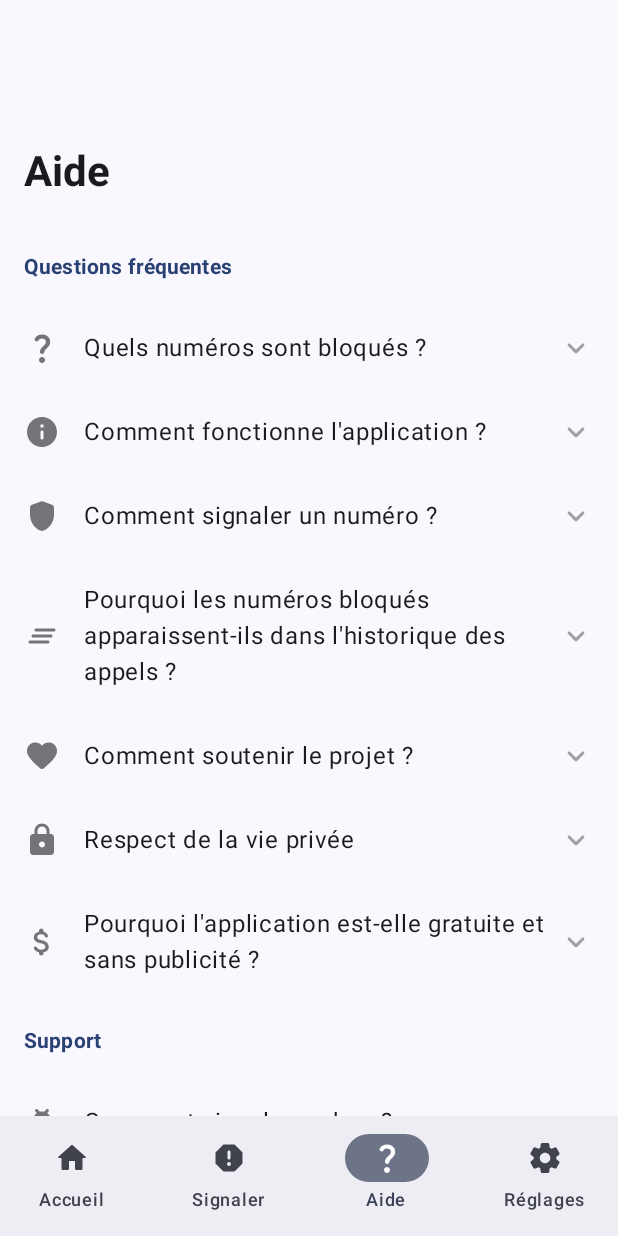
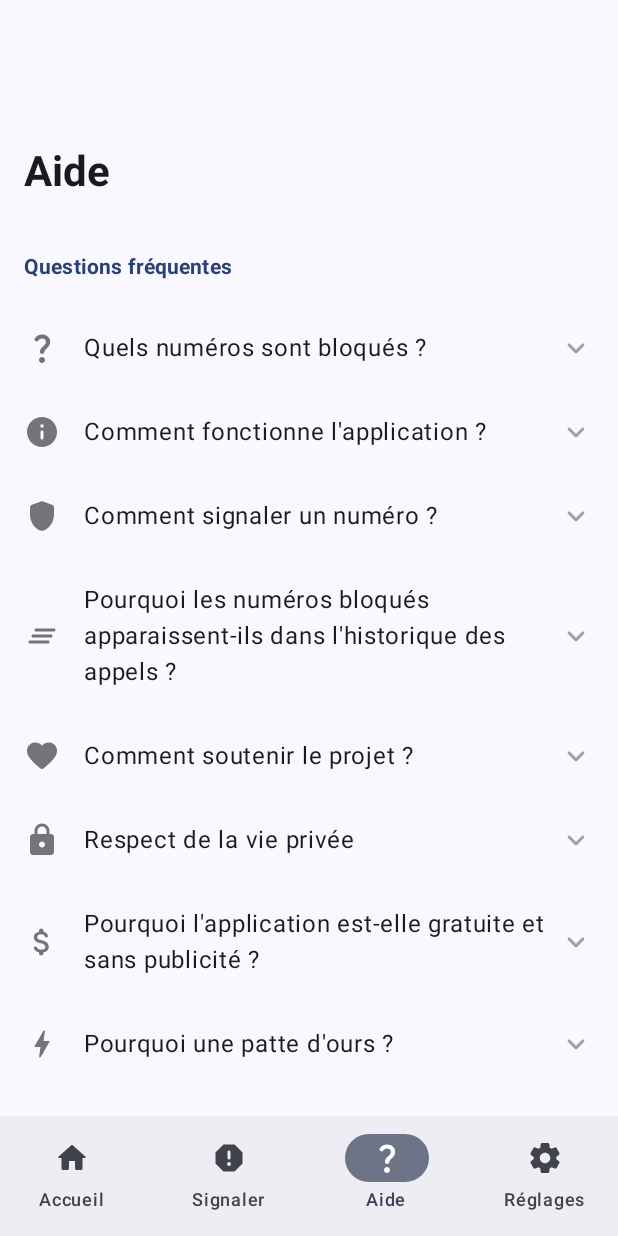
Before and after one commit to cbouvat/saracroche-android, an Android app built with Jetpack Compose: the help screen opened through its navigation route, on a phone screen of 412 x 824 dp. Run offline under Robolectric (Android 15) with nearby library versions, the phone set to English and light mode, and no system bars.

Commit message:
Add help item about Sarah and adjust padding for better layout

```diff
--- a/app/src/main/java/com/cbouvat/android/saracroche/ui/help/HelpScreen.kt
+++ b/app/src/main/java/com/cbouvat/android/saracroche/ui/help/HelpScreen.kt
@@ -23,6 +23,7 @@ import androidx.compose.foundation.rememberScrollState
 import androidx.compose.foundation.verticalScroll
 import androidx.compose.material.icons.Icons
 import androidx.compose.material.icons.rounded.AttachMoney
+import androidx.compose.material.icons.rounded.Bolt
 import androidx.compose.material.icons.rounded.BugReport
 import androidx.compose.material.icons.rounded.ClearAll
 import androidx.compose.material.icons.rounded.Email
@@ -209,6 +210,11 @@ fun HelpScreen() {
             onActionClick = {
                 showDonationSheet = true
             }
+        ),
+        HelpItem(
+            title = "Pourquoi une patte d'ours ?",
+            icon = Icons.Rounded.Bolt,
+            content = "Sarah est une ourse qui a été sauvée par Camille, le développeur de l'application. C'est elle qui raccroche en disant : « Tu connais Sarah ? », l'autre répond : « Sarah qui ? », et elle répond : « Sarah Croche ! » à chaque appel indésirable qu'elle reçoit. Merci à Sarah",
         )
     )
 
@@ -273,7 +279,7 @@ fun HelpScreen() {
             Box(
                 modifier = Modifier
                     .fillMaxWidth()
-                    .padding(64.dp),
+                    .padding(32.dp),
                 contentAlignment = Alignment.Center
             ) {
                 Column(
@@ -286,6 +292,9 @@ fun HelpScreen() {
                     )
                 }
             }
+
+            // Space to ensure content is not cut off
+            Spacer(modifier = Modifier.height(64.dp))
         }
     }
 
```
